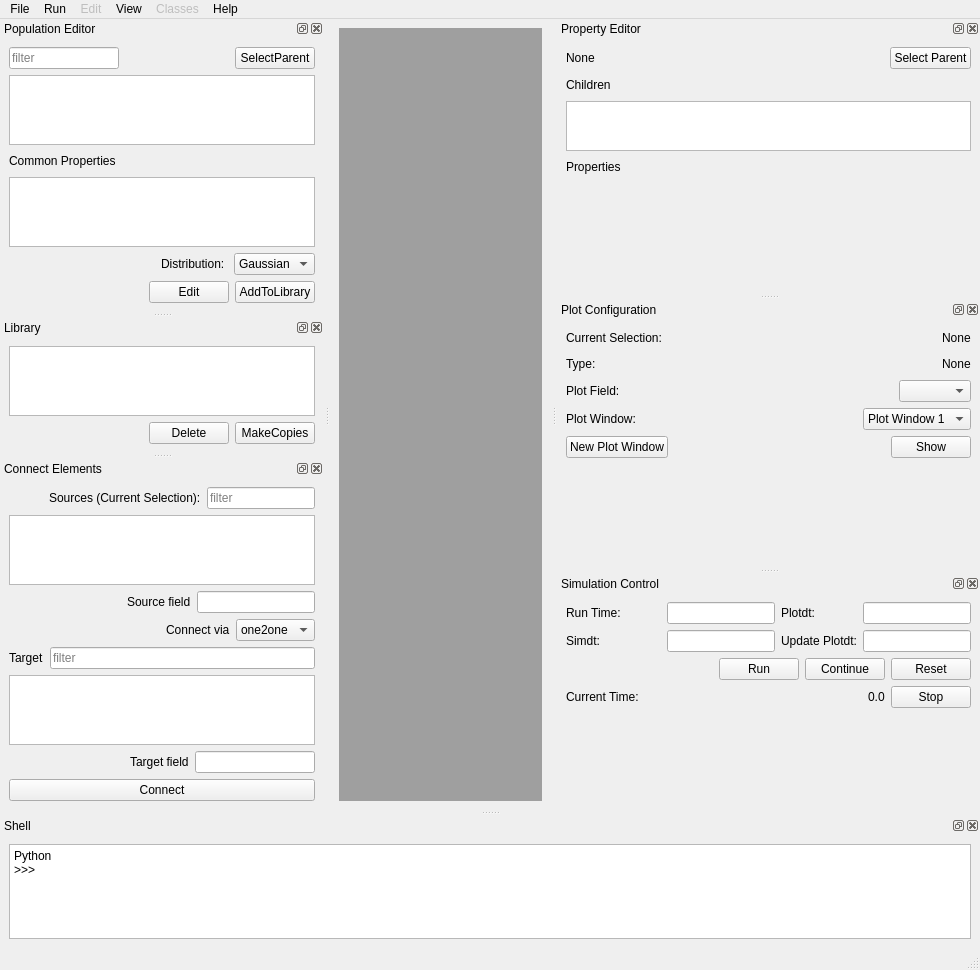
The window that moose/branches/dh_branch/gui/newgui.ui (physicalist/ncbs-moose) describes before a commit, drawn with Qt 5.
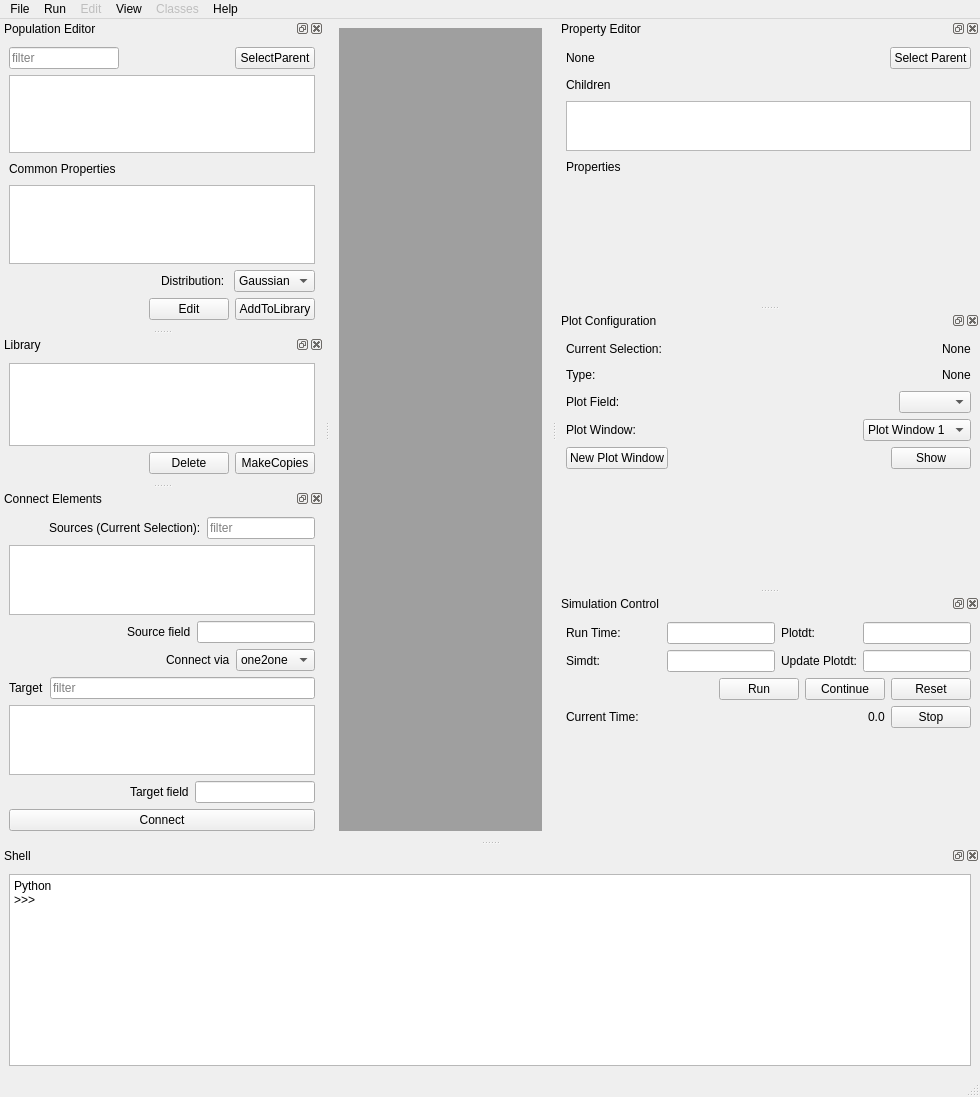
The same window after the commit. Custom widgets are drawn as their Qt base class.

Commit message: fixing menu view. A known bug with menu property in ubunut12.04

What changed in the file:
```diff
--- a/moose/branches/dh_branch/gui/newgui.ui
+++ b/moose/branches/dh_branch/gui/newgui.ui
@@ -7,7 +7,7 @@
     <x>0</x>
     <y>0</y>
     <width>980</width>
-    <height>970</height>
+    <height>1097</height>
    </rect>
   </property>
   <property name="windowTitle">
```
The commit also changes 2 other files.
